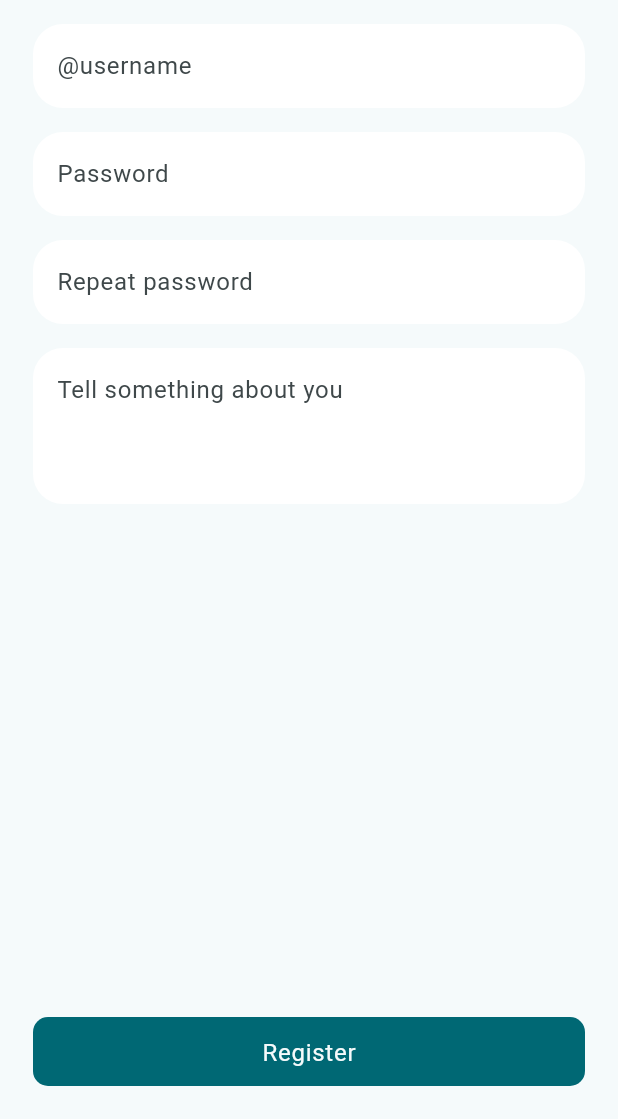
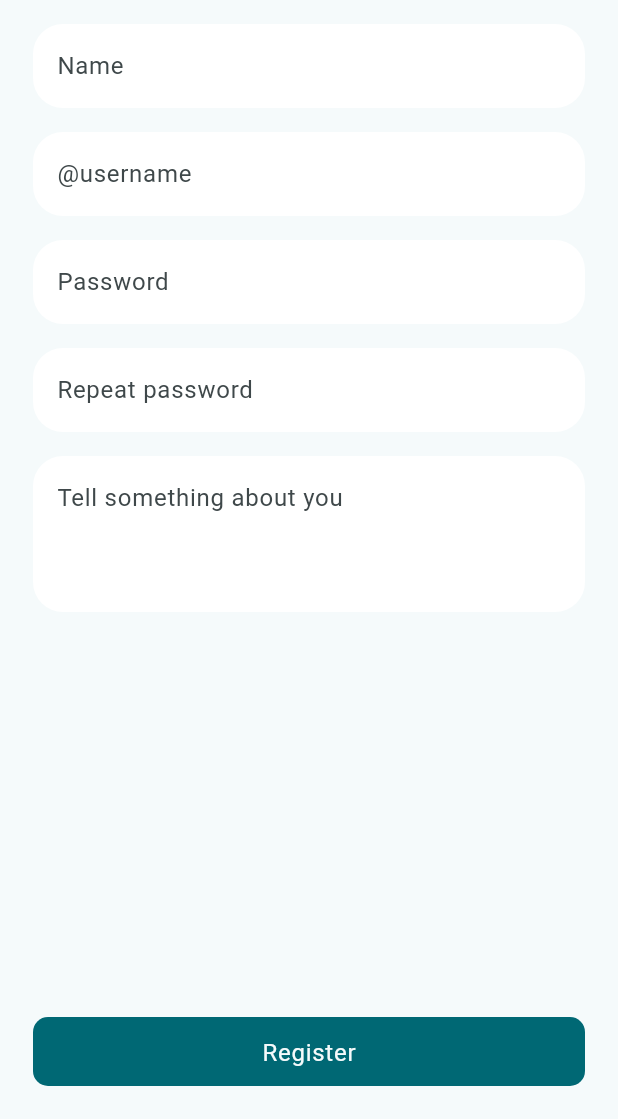
Before and after one commit to migcarde/folly, a Flutter app: the RegisterPage screen opened by its route, on a phone screen of 412 x 824 dp, the part 117-1236 px from its top. Run offline on Flutter 3.47's test engine with Material 3 defaults, Android fonts, the phone set to English and light mode, and no system bars; our stand-ins replace cloud_firestore, equatable, firebase_auth, firebase_core, flutter_gemini, flutter_riverpod and 3 more; accounts and stored records are empty; generated files the repository leaves out were written again; network calls fail.

Commit message:
feat(register): Register - Add name field Fixes #13
Add name field to registration form.

Coded-by: @migcarde

```diff
--- a/lib/features/register/models/register_state.dart
+++ b/lib/features/register/models/register_state.dart
@@ -17,6 +17,7 @@ enum RegisterStatus {
 enum RegisterError {
   emailNotValid,
   emailAlreadyInUse,
+  nameEmpty,
   passwordNotMatch,
   passwordMustBeStronger,
   usernameAlreadyInUse,
@@ -25,6 +26,7 @@ enum RegisterError {
 
   bool get isEmailNotValid => this == RegisterError.emailNotValid;
   bool get isEmailAlreayInUse => this == RegisterError.emailAlreadyInUse;
+  bool get isNameEmpty => this == RegisterError.nameEmpty;
   bool get isPasswordError => this == RegisterError.passwordNotMatch;
   bool get isPasswordMustBeStronger =>
       this == RegisterError.passwordMustBeStronger;
@@ -38,6 +40,8 @@ enum RegisterError {
         return l10n.email_not_valid;
       case RegisterError.emailAlreadyInUse:
         return l10n.user_already_registered_please_use_another_email;
+      case RegisterError.nameEmpty:
+        return l10n.name_is_required;
       case RegisterError.passwordNotMatch:
         return l10n.password_does_not_match;
       case RegisterError.passwordMustBeStronger:
--- a/lib/features/register/register_mobile_layout.dart
+++ b/lib/features/register/register_mobile_layout.dart
@@ -23,6 +23,7 @@ class RegisterMobileLayout extends ConsumerStatefulWidget {
 
 class _RegisterMobileLayoutState extends ConsumerState<RegisterMobileLayout> {
   final emailController = TextEditingController();
+  final nameController = TextEditingController();
   final usernameController = TextEditingController();
   final passwordController = TextEditingController();
   final repeatPasswordController = TextEditingController();
@@ -57,6 +58,16 @@ class _RegisterMobileLayoutState extends ConsumerState<RegisterMobileLayout> {
                 errorText: state.errors.hasEmailErrors
                     ? state.errors.getEmailErrorMessage(context)
                     : null,
+              ),
+              Padding(
+                padding: const EdgeInsets.only(top: AppDimens.m),
+                child: BaseTextField(
+                  hint: l10n.name,
+                  controller: nameController,
+                  errorText: state.errors.contains(RegisterError.nameEmpty)
+                      ? l10n.name_is_required
+                      : null,
+                ),
               ),
               Padding(
                 padding: const EdgeInsets.only(top: AppDimens.m),
@@ -117,6 +128,7 @@ class _RegisterMobileLayoutState extends ConsumerState<RegisterMobileLayout> {
                 .register(
                   user: UserEntity(
                     uid: '',
+                    name: nameController.text,
                     email: emailController.text,
                     biography: bioController.text,
                     username: usernameController.text,
--- a/lib/l10n/app_en.arb
+++ b/lib/l10n/app_en.arb
@@ -24,6 +24,8 @@
     "@repeat_password": {},
     "user_already_registered_please_use_another_email": "User is already registered, please, use another email",
     "@user_already_registered_please_use_another_email": {},
+    "name_is_required": "Name is required",
+    "@name_is_required": {},
     "invalid_credentials_please_try_again": "Invalid credentials, please, try again",
     "@invalid_credentials_please_try_again": {},
     "sorry_we_have_problems_please_try_again_later": "Sorry we have problems, please, try again later",
--- a/lib/l10n/app_es.arb
+++ b/lib/l10n/app_es.arb
@@ -24,6 +24,8 @@
     "@repeat_password": {},
     "user_already_registered_please_use_another_email": "Usuario registrado, por favor, usa otro correo",
     "@user_already_registered_please_use_another_email": {},
+    "name_is_required": "El nombre es obligatorio",
+    "@name_is_required": {},
     "invalid_credentials_please_try_again": "Las credenciales no son válidas, por favor, inténtalo de nuevo",
     "@invalid_credentials_please_try_again": {},
     "sorry_we_have_problems_please_try_again_later": "Ha ocurrido un problema inesperado, por favor, inténtalo de nuevo más tarde",
--- a/lib/l10n/app_localizations.dart
+++ b/lib/l10n/app_localizations.dart
@@ -170,6 +170,12 @@ abstract class AppLocalizations {
   /// **'User is already registered, please, use another email'**
   String get user_already_registered_please_use_another_email;
 
+  /// No description provided for @name_is_required.
+  ///
+  /// In en, this message translates to:
+  /// **'Name is required'**
+  String get name_is_required;
+
   /// No description provided for @invalid_credentials_please_try_again.
   ///
   /// In en, this message translates to:
--- a/lib/l10n/app_localizations_en.dart
+++ b/lib/l10n/app_localizations_en.dart
@@ -44,6 +44,9 @@ class AppLocalizationsEn extends AppLocalizations {
   @override
   String get user_already_registered_please_use_another_email =>
       'User is already registered, please, use another email';
+
+  @override
+  String get name_is_required => 'Name is required';
 
   @override
   String get invalid_credentials_please_try_again =>
--- a/lib/l10n/app_localizations_es.dart
+++ b/lib/l10n/app_localizations_es.dart
@@ -44,6 +44,9 @@ class AppLocalizationsEs extends AppLocalizations {
   @override
   String get user_already_registered_please_use_another_email =>
       'Usuario registrado, por favor, usa otro correo';
+
+  @override
+  String get name_is_required => 'El nombre es obligatorio';
 
   @override
   String get invalid_credentials_please_try_again =>
--- a/packages/data/lib/remote/challenges/challenges_remote_datasource_impl.dart
+++ b/packages/data/lib/remote/challenges/challenges_remote_datasource_impl.dart
@@ -21,7 +21,7 @@ class ChallengesRemoteDatasourceImpl implements ChallengesRemoteDatasource {
     The challenge must be a physical or social task that takes less than 5 minutes and is purely for fun. Also it must avoid dangerous and sexual content and be appropriate for all ages.
 
     The output must be a short, clear, and direct instruction, formatted exactly as follows:
-    [Specific Instruction/Task]
+    Specific Instruction/Task
 
     Example:
     Spend 30 seconds interacting with an imaginary, elaborately decorated hat on your head.
--- a/packages/data/lib/remote/users/models/user_remote_entity.dart
+++ b/packages/data/lib/remote/users/models/user_remote_entity.dart
@@ -4,6 +4,7 @@ class UserRemoteEntity extends Equatable {
   const UserRemoteEntity({
     required this.uid,
     required this.email,
+    required this.name,
     required this.username,
     required this.biography,
     required this.firebaseToken,
@@ -11,6 +12,7 @@ class UserRemoteEntity extends Equatable {
   });
 
   final String uid;
+  final String name;
   final String email;
   final String username;
   final String biography;
@@ -22,6 +24,7 @@ class UserRemoteEntity extends Equatable {
     required Map<String, dynamic> json,
   }) => UserRemoteEntity(
     uid: uid,
+    name: json['name'],
     email: json['email'],
     username: json['username'],
     biography: json['biography'],
@@ -31,6 +34,7 @@ class UserRemoteEntity extends Equatable {
 
   Map<String, dynamic> toJson() => {
     'email': email,
+    'name': name,
     'username': username,
     'biography': biography,
     'firebaseToken': firebaseToken,
@@ -40,6 +44,7 @@ class UserRemoteEntity extends Equatable {
   @override
   List<Object?> get props => [
     uid,
+    name,
     email,
     username,
     biography,
--- a/packages/data/lib/remote/users/user_remote_datasource_impl.dart
+++ b/packages/data/lib/remote/users/user_remote_datasource_impl.dart
@@ -15,7 +15,7 @@ class UserRemoteDatasourceImpl extends UserRemoteDataSource {
       _instance.collection(_usernameCollection).doc(user.uid).set({
         'username': user.username,
       }),
-      _instance.collection(_usersCollection).add(user.toJson()),
+      _instance.collection(_usersCollection).doc(user.uid).set(user.toJson()),
     ]);
   }
 
--- a/packages/data/pubspec.yaml
+++ b/packages/data/pubspec.yaml
@@ -16,7 +16,6 @@ dependencies:
   cloud_firestore: ^6.1.0
   equatable: ^2.0.7
   flutter_gemini: ^3.0.0
-  mockito: ^5.5.1
 
 dev_dependencies:
   flutter_test:
--- a/packages/domain/lib/users/models/user_entity.dart
+++ b/packages/domain/lib/users/models/user_entity.dart
@@ -4,6 +4,7 @@ import 'package:equatable/equatable.dart';
 class UserEntity extends Equatable {
   const UserEntity({
     required this.uid,
+    required this.name,
     required this.email,
     required this.username,
     required this.biography,
@@ -12,6 +13,7 @@ class UserEntity extends Equatable {
   });
 
   final String uid;
+  final String name;
   final String email;
   final String username;
   final String biography;
@@ -20,6 +22,7 @@ class UserEntity extends Equatable {
 
   UserRemoteEntity get remoteEntity => UserRemoteEntity(
     uid: uid,
+    name: name,
     email: email,
     username: username,
     biography: biography,
@@ -30,6 +33,7 @@ class UserEntity extends Equatable {
   @override
   List<Object?> get props => [
     uid,
+    name,
     email,
     username,
     biography,
@@ -39,6 +43,7 @@ class UserEntity extends Equatable {
 
   UserEntity copyWith({
     String? uid,
+    String? name,
     String? email,
     String? username,
     String? biography,
@@ -46,6 +51,7 @@ class UserEntity extends Equatable {
     String? locale,
   }) => UserEntity(
     uid: uid ?? this.uid,
+    name: name ?? this.name,
     email: email ?? this.email,
     username: username ?? this.username,
     biography: biography ?? this.biography,
@@ -57,6 +63,7 @@ class UserEntity extends Equatable {
 extension UserRemoteEntityExtensions on UserRemoteEntity {
   UserEntity get entity => UserEntity(
     uid: uid,
+    name: name,
     email: email,
     username: username,
     biography: biography,
```
